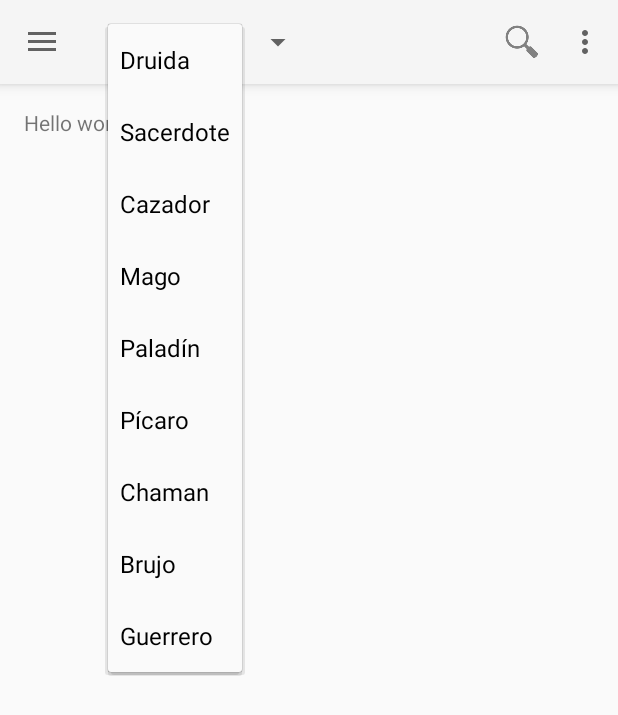
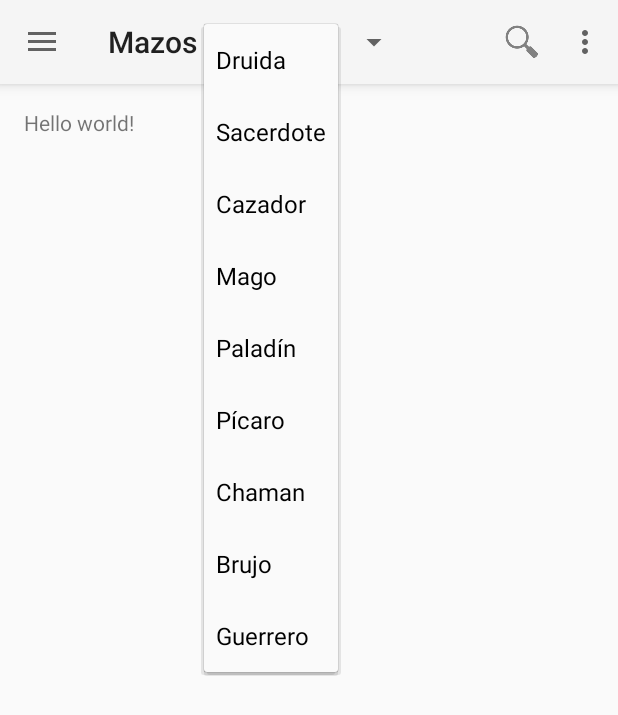
Before and after one commit to diego15ag/Hearthstone, an Android app: the ActivityMazos screen opened directly, with no data from a screen before it, after a tap on "Druida", on a phone screen of 412 x 824 dp. Shown: the top 715 px of the screen. Run offline under Robolectric (Android 15) with nearby library versions, the phone set to English and light mode, and no system bars.

Commit message:
Añadido el titulo en vista de mazos (creo que queda mejor)

```diff
--- a/app/src/main/AndroidManifest.xml
+++ b/app/src/main/AndroidManifest.xml
@@ -18,7 +18,7 @@
         </activity>
         <activity
             android:name=".ActivityMazos"
-            android:label="@string/title_activity_activity_mazos" >
+            android:label="@string/title_activity_mazos" >
         </activity>
     </application>
 
--- a/app/src/main/java/com/example/diego/hearthstone/ActivityMazos.java
+++ b/app/src/main/java/com/example/diego/hearthstone/ActivityMazos.java
@@ -41,7 +41,7 @@ public class ActivityMazos extends ActionBarActivity {
             setSupportActionBar(toolbar);
         }
         //Quitamos el titulo a la toolbar
-        getSupportActionBar().setDisplayShowTitleEnabled(false);
+        getSupportActionBar().setDisplayShowTitleEnabled(true);
 
         //Accedemos al spinner de la toolbar y le indicamos los valores disponibles
         Spinner spinner= (Spinner) findViewById(R.id.spinner_nav);
--- a/app/src/main/res/values/strings.xml
+++ b/app/src/main/res/values/strings.xml
@@ -6,7 +6,7 @@
     <string name="action_settings">Settings</string>
     <string name="drawer_open">Abrir</string>
     <string name="drawer_close">Cerrar</string>
-    <string name="title_activity_activity_mazos">ActivityMazos</string>
+    <string name="title_activity_mazos">Mazos</string>
     <string name="action_buscar">Buscar</string>
 
 
```
